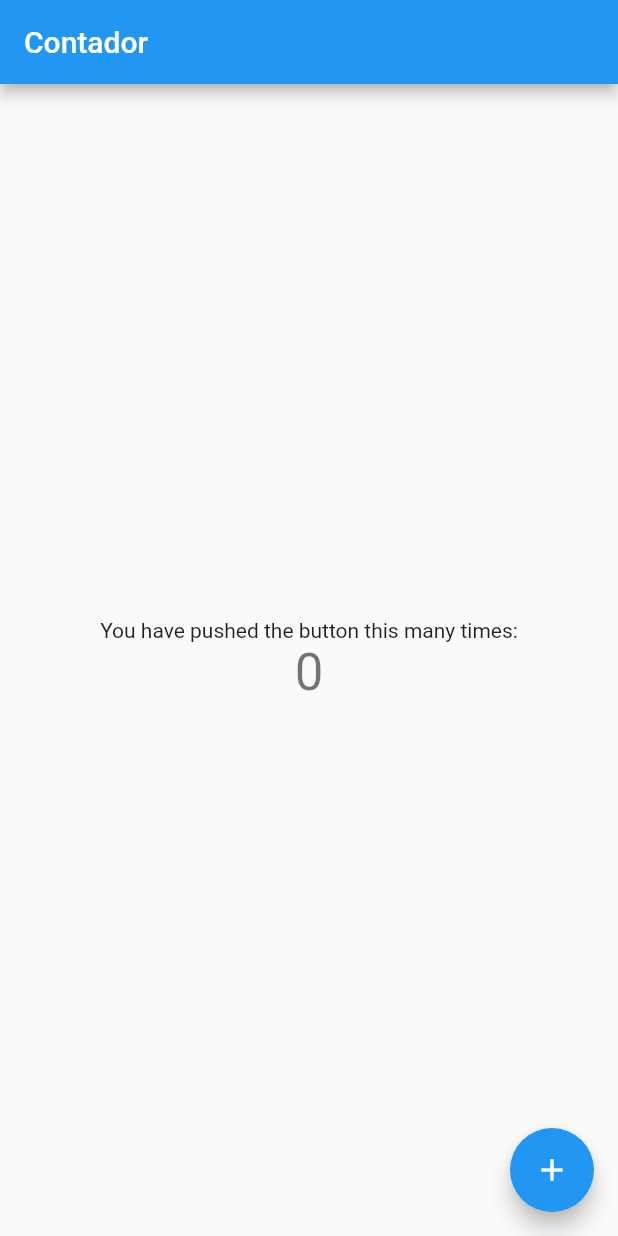
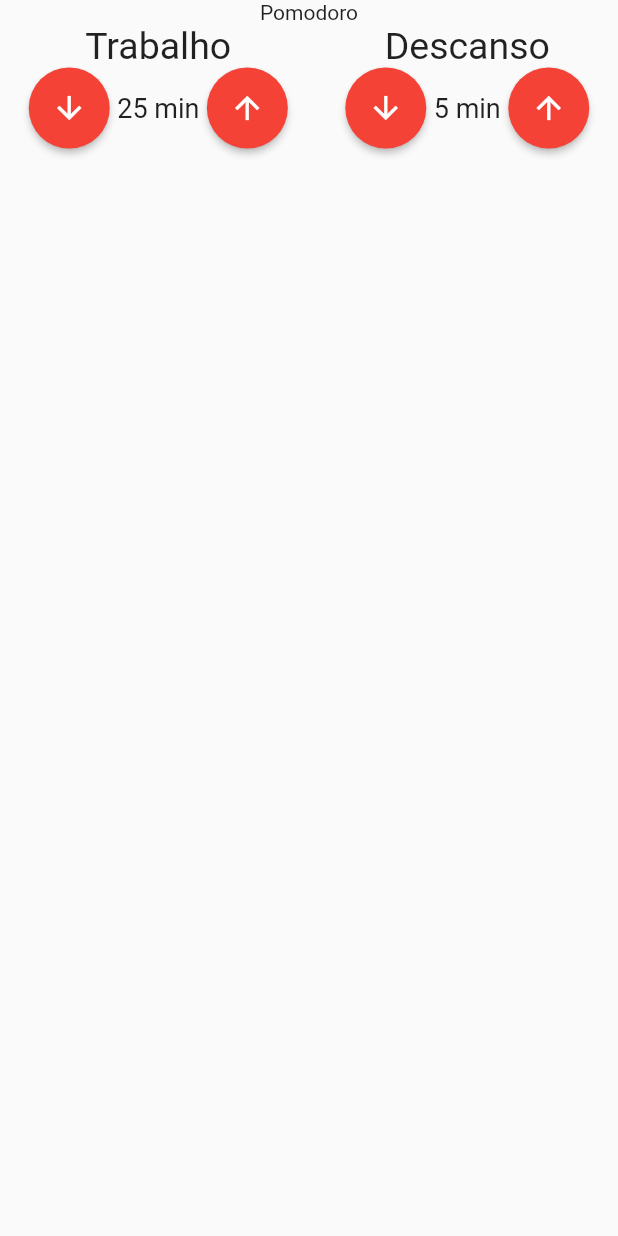
Before and after one commit to davimattos/flutter_mobx, a Flutter app: the screen it shows after launch, on a phone screen of 412 x 824 dp. Run offline on Flutter 3.47's test engine with Material 2 defaults, Android fonts, the phone set to English and light mode, and no system bars; our stand-ins replace mobx; generated files the repository leaves out were written again.

Commit message:
criando componente estilizado de entrada do tempo

```diff
--- /dev/null
+++ b/lib/components/entrada_tempo.dart
@@ -0,0 +1,58 @@
+import 'package:flutter/material.dart';
+
+class EntradaTempo extends StatelessWidget {
+  final String titulo;
+  final int valor;
+
+  const EntradaTempo({Key? key, required this.titulo, required this.valor})
+      : super(key: key);
+
+  @override
+  Widget build(BuildContext context) {
+    return Column(
+      crossAxisAlignment: CrossAxisAlignment.center,
+      children: [
+        Text(
+          this.titulo,
+          style: TextStyle(fontSize: 25),
+        ),
+        Row(
+          mainAxisAlignment: MainAxisAlignment.center,
+          children: [
+            ElevatedButton(
+              onPressed: () {},
+              child: Icon(
+                Icons.arrow_downward,
+                color: Colors.white,
+              ),
+              style: ElevatedButton.styleFrom(
+                  shape: CircleBorder(),
+                  padding: EdgeInsets.all(15),
+                  primary: Colors.red),
+            ),
+            Text(
+              '${this.valor} min',
+              style: TextStyle(fontSize: 18),
+            ),
+            Row(
+              mainAxisAlignment: MainAxisAlignment.center,
+              children: [
+                ElevatedButton(
+                  onPressed: () {},
+                  child: Icon(
+                    Icons.arrow_upward,
+                    color: Colors.white,
+                  ),
+                  style: ElevatedButton.styleFrom(
+                      shape: CircleBorder(),
+                      padding: EdgeInsets.all(15),
+                      primary: Colors.red),
+                )
+              ],
+            ),
+          ],
+        ),
+      ],
+    );
+  }
+}
--- a/lib/main.dart
+++ b/lib/main.dart
@@ -1,7 +1,6 @@
 import 'package:flutter/material.dart';
-import 'package:flutter_mobx/flutter_mobx.dart';
 
-import './store/contador.store.dart';
+import './pages/pomodoro.dart';
 
 void main() {
   runApp(MyApp());
@@ -16,42 +15,47 @@ class MyApp extends StatelessWidget {
       theme: ThemeData(
         primarySwatch: Colors.blue,
       ),
-      home: HomePage(),
+      home: Pomodoro(),
     );
   }
 }
 
-final store = ContadorStore();
 
-class HomePage extends StatelessWidget {
-  const HomePage({Key? key}) : super(key: key);
 
-  @override
-  Widget build(BuildContext context) {
-    return Scaffold(
-      appBar: AppBar(
-        title: Text('Contador'),
-      ),
-      body: Center(
-        child: Column(
-          mainAxisAlignment: MainAxisAlignment.center,
-          children: <Widget>[
-            Text(
-              'You have pushed the button this many times:',
-            ),
-            Observer(
-                builder: (_) => Text(
-                      '${store.contador}',
-                      style: Theme.of(context).textTheme.headline4,
-                    ))
-          ],
-        ),
-      ),
-      floatingActionButton: FloatingActionButton(
-        onPressed: store.incrementar,
-        tooltip: 'Increment',
-        child: Icon(Icons.add),
-      ), // This trailing comma makes auto-formatting nicer for build methods.
-    );
-  }
-}
+// import 'package:flutter_mobx/flutter_mobx.dart';
+// import './store/contador.store.dart';
+
+// final store = ContadorStore();
+
+// class HomePage extends StatelessWidget {
+//   const HomePage({Key? key}) : super(key: key);
+
+//   @override
+//   Widget build(BuildContext context) {
+//     return Scaffold(
+//       appBar: AppBar(
+//         title: Text('Contador'),
+//       ),
+//       body: Center(
+//         child: Column(
+//           mainAxisAlignment: MainAxisAlignment.center,
+//           children: <Widget>[
+//             Text(
+//               'You have pushed the button this many times:',
+//             ),
+//             Observer(
+//                 builder: (_) => Text(
+//                       '${store.contador}',
+//                       style: Theme.of(context).textTheme.headline4,
+//                     ))
+//           ],
+//         ),
+//       ),
+//       floatingActionButton: FloatingActionButton(
+//         onPressed: store.incrementar,
+//         tooltip: 'Increment',
+//         child: Icon(Icons.add),
+//       ), // This trailing comma makes auto-formatting nicer for build methods.
+//     );
+//   }
+// }
--- /dev/null
+++ b/lib/pages/pomodoro.dart
@@ -0,0 +1,21 @@
+import 'package:flutter/material.dart';
+import 'package:flutter_pomodoro_mobx/components/entrada_tempo.dart';
+
+class Pomodoro extends StatelessWidget {
+  const Pomodoro({Key? key}) : super(key: key);
+
+  @override
+  Widget build(BuildContext context) {
+    return Scaffold(
+      body: Column(
+        children: [
+          Text('Pomodoro'),
+          Row(mainAxisAlignment: MainAxisAlignment.spaceAround, children: [
+            EntradaTempo(titulo: 'Trabalho', valor: 25),
+            EntradaTempo(titulo: 'Descanso', valor: 5)
+          ])
+        ],
+      ),
+    );
+  }
+}
```
